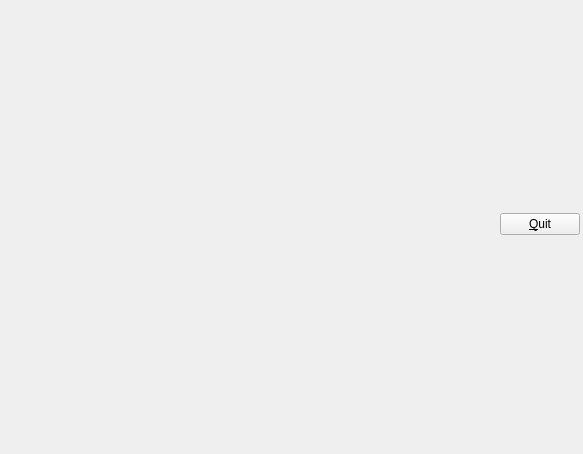
Above: src/mainwindow.ui from yutotakano/sabi before the change. Below: the same form after it.
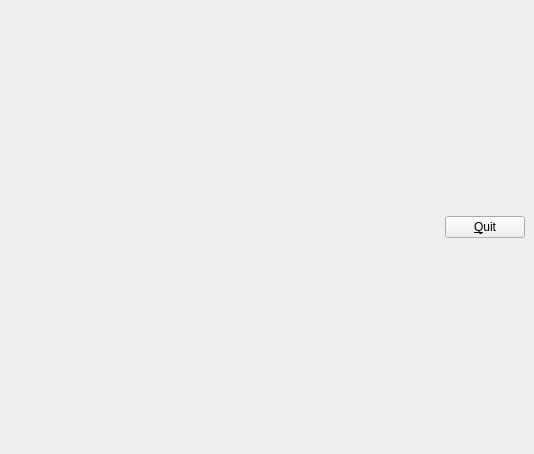
That is the form after the change.

Commit message: Add a layout as a direct child of centralwidget to grow dynamically

Diff of the .ui file:
```diff
--- a/src/mainwindow.ui
+++ b/src/mainwindow.ui
@@ -6,7 +6,7 @@
    <rect>
     <x>0</x>
     <y>0</y>
-    <width>583</width>
+    <width>534</width>
     <height>454</height>
    </rect>
   </property>
@@ -14,16 +14,10 @@
    <string>MainWindow</string>
   </property>
   <widget class="QWidget" name="centralwidget">
-   <widget class="QWidget" name="verticalLayoutWidget">
-    <property name="geometry">
-     <rect>
-      <x>-1</x>
-      <y>-1</y>
-      <width>581</width>
-      <height>451</height>
-     </rect>
+   <layout class="QVBoxLayout" name="verticalLayout_2">
+    <property name="sizeConstraint">
+      <enum>QLayout::SizeConstraint::SetDefaultConstraint</enum>
     </property>
-    <layout class="QVBoxLayout" name="verticalLayout" stretch="1,0">
      <item>
       <layout class="QVBoxLayout" name="webview"/>
      </item>
@@ -52,7 +46,6 @@
       </layout>
      </item>
     </layout>
-   </widget>
   </widget>
   <action name="actiontest">
    <property name="text">
```
Lines whose indentation alone changed are shown as unchanged.
